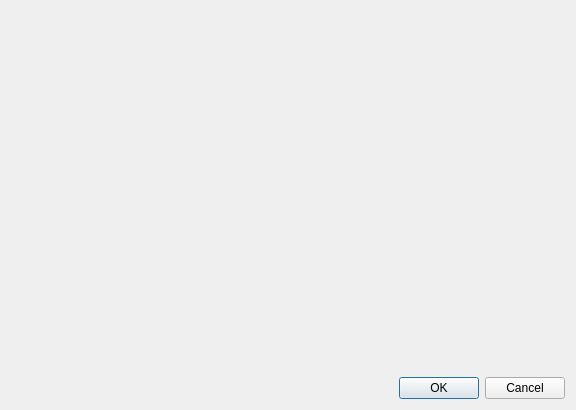
Ovilia/PIP, file src/HistogramDialog.ui: the form before one commit.
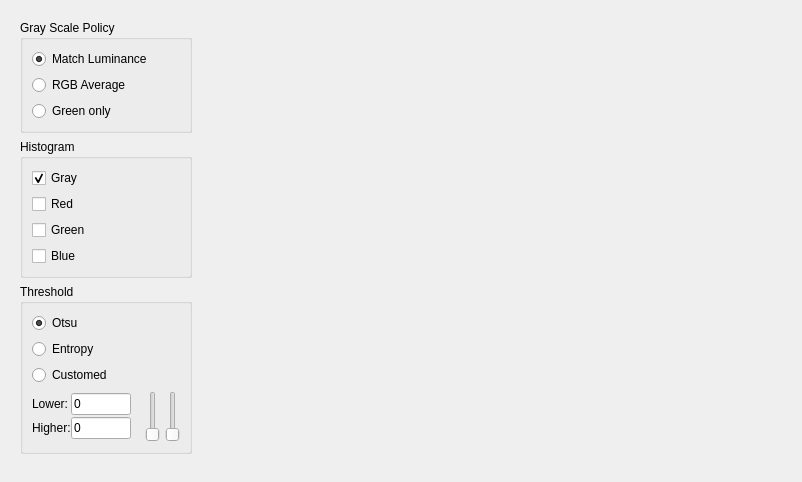
The form after the commit. Icons and pictures are not drawn.

Commit message: Histogram Dialog UI change

Patch:
```diff
--- a/src/HistogramDialog.ui
+++ b/src/HistogramDialog.ui
@@ -6,35 +6,286 @@
    <rect>
     <x>0</x>
     <y>0</y>
-    <width>576</width>
-    <height>410</height>
+    <width>802</width>
+    <height>482</height>
    </rect>
   </property>
   <property name="windowTitle">
    <string>Dialog</string>
   </property>
-  <layout class="QGridLayout" name="gridLayout">
-   <item row="2" column="0">
-    <spacer name="verticalSpacer">
-     <property name="orientation">
-      <enum>Qt::Vertical</enum>
-     </property>
-     <property name="sizeHint" stdset="0">
-      <size>
-       <width>20</width>
-       <height>40</height>
-      </size>
-     </property>
-    </spacer>
+  <property name="windowIcon">
+   <iconset resource="resource.qrc">
+    <normaloff>:/images/images/histogram_small.png</normaloff>:/images/images/histogram_small.png</iconset>
+  </property>
+  <layout class="QHBoxLayout" name="horizontalLayout">
+   <item>
+    <widget class="QWidget" name="leftWidget" native="true">
+     <layout class="QVBoxLayout" name="verticalLayout_5">
+      <item>
+       <widget class="QGroupBox" name="grayGroupBox">
+        <property name="title">
+         <string>Gray Scale Policy</string>
+        </property>
+        <layout class="QVBoxLayout" name="verticalLayout_3">
+         <item>
+          <widget class="QRadioButton" name="luminanceButton">
+           <property name="text">
+            <string>Match Luminance</string>
+           </property>
+           <property name="checked">
+            <bool>true</bool>
+           </property>
+          </widget>
+         </item>
+         <item>
+          <widget class="QRadioButton" name="rgbButton">
+           <property name="text">
+            <string>RGB Average</string>
+           </property>
+          </widget>
+         </item>
+         <item>
+          <widget class="QRadioButton" name="greenButton">
+           <property name="text">
+            <string>Green only</string>
+           </property>
+          </widget>
+         </item>
+        </layout>
+       </widget>
+      </item>
+      <item>
+       <widget class="QGroupBox" name="hisGroupBox">
+        <property name="title">
+         <string>Histogram</string>
+        </property>
+        <layout class="QVBoxLayout" name="verticalLayout_2">
+         <item>
+          <widget class="QCheckBox" name="grayBox">
+           <property name="text">
+            <string>Gray</string>
+           </property>
+           <property name="checked">
+            <bool>true</bool>
+           </property>
+          </widget>
+         </item>
+         <item>
+          <widget class="QCheckBox" name="redBox">
+           <property name="text">
+            <string>Red</string>
+           </property>
+          </widget>
+         </item>
+         <item>
+          <widget class="QCheckBox" name="greenBox">
+           <property name="text">
+            <string>Green</string>
+           </property>
+          </widget>
+         </item>
+         <item>
+          <widget class="QCheckBox" name="blueBox">
+           <property name="text">
+            <string>Blue</string>
+           </property>
+          </widget>
+         </item>
+        </layout>
+       </widget>
+      </item>
+      <item>
+       <widget class="QGroupBox" name="groupBox">
+        <property name="title">
+         <string>Threshold</string>
+        </property>
+        <layout class="QVBoxLayout" name="verticalLayout_4">
+         <item>
+          <widget class="QRadioButton" name="otsuButton">
+           <property name="text">
+            <string>Otsu</string>
+           </property>
+           <property name="checked">
+            <bool>true</bool>
+           </property>
+          </widget>
+         </item>
+         <item>
+          <widget class="QRadioButton" name="entropyButton">
+           <property name="text">
+            <string>Entropy</string>
+           </property>
+          </widget>
+         </item>
+         <item>
+          <widget class="QRadioButton" name="customedButton">
+           <property name="text">
+            <string>Customed</string>
+           </property>
+          </widget>
+         </item>
+         <item>
+          <widget class="QWidget" name="widget" native="true">
+           <layout class="QHBoxLayout" name="horizontalLayout_2">
+            <property name="spacing">
+             <number>5</number>
+            </property>
+            <property name="margin">
+             <number>0</number>
+            </property>
+            <item>
+             <widget class="QWidget" name="widget_2" native="true">
+              <layout class="QGridLayout" name="gridLayout">
+               <property name="leftMargin">
+                <number>0</number>
+               </property>
+               <property name="topMargin">
+                <number>0</number>
+               </property>
+               <property name="rightMargin">
+                <number>9</number>
+               </property>
+               <property name="bottomMargin">
+                <number>0</number>
+               </property>
+               <property name="spacing">
+                <number>0</number>
+               </property>
+               <item row="0" column="0">
+                <widget class="QLabel" name="valueLabel">
+                 <property name="text">
+                  <string>Lower:</string>
+                 </property>
+                </widget>
+               </item>
+               <item row="0" column="1">
+                <widget class="QLineEdit" name="lowerEdit">
+                 <property name="sizePolicy">
+                  <sizepolicy hsizetype="Fixed" vsizetype="Fixed">
+                   <horstretch>0</horstretch>
+                   <verstretch>0</verstretch>
+                  </sizepolicy>
+                 </property>
+                 <property name="maximumSize">
+                  <size>
+                   <width>60</width>
+                   <height>16777215</height>
+                  </size>
+                 </property>
+                 <property name="text">
+                  <string>0</string>
+                 </property>
+                 <property name="maxLength">
+                  <number>3</number>
+                 </property>
+                 <property name="readOnly">
+                  <bool>true</bool>
+                 </property>
+                </widget>
+               </item>
+               <item row="1" column="0">
+                <widget class="QLabel" name="label">
+                 <property name="text">
+                  <string>Higher:</string>
+                 </property>
+                </widget>
+               </item>
+               <item row="1" column="1">
+                <widget class="QLineEdit" name="higherEdit">
+                 <property name="sizePolicy">
+                  <sizepolicy hsizetype="Fixed" vsizetype="Fixed">
+                   <horstretch>0</horstretch>
+                   <verstretch>0</verstretch>
+                  </sizepolicy>
+                 </property>
+                 <property name="maximumSize">
+                  <size>
+                   <width>60</width>
+                   <height>16777215</height>
+                  </size>
+                 </property>
+                 <property name="text">
+                  <string>0</string>
+                 </property>
+                 <property name="maxLength">
+                  <number>3</number>
+                 </property>
+                 <property name="readOnly">
+                  <bool>true</bool>
+                 </property>
+                </widget>
+               </item>
+              </layout>
+             </widget>
+            </item>
+            <item>
+             <widget class="QSlider" name="lowerSlider">
+              <property name="enabled">
+               <bool>false</bool>
+              </property>
+              <property name="maximum">
+               <number>255</number>
+              </property>
+              <property name="orientation">
+               <enum>Qt::Vertical</enum>
+              </property>
+             </widget>
+            </item>
+            <item>
+             <widget class="QSlider" name="higherSlider">
+              <property name="enabled">
+               <bool>false</bool>
+              </property>
+              <property name="maximum">
+               <number>255</number>
+              </property>
+              <property name="value">
+               <number>0</number>
+              </property>
+              <property name="orientation">
+               <enum>Qt::Vertical</enum>
+              </property>
+             </widget>
+            </item>
+           </layout>
+          </widget>
+         </item>
+        </layout>
+       </widget>
+      </item>
+      <item>
+       <spacer name="verticalSpacer">
+        <property name="orientation">
+         <enum>Qt::Vertical</enum>
+        </property>
+        <property name="sizeHint" stdset="0">
+         <size>
+          <width>20</width>
+          <height>40</height>
+         </size>
+        </property>
+       </spacer>
+      </item>
+     </layout>
+    </widget>
    </item>
-   <item row="3" column="0">
-    <widget class="QDialogButtonBox" name="buttonBox">
-     <property name="orientation">
-      <enum>Qt::Horizontal</enum>
-     </property>
-     <property name="standardButtons">
-      <set>QDialogButtonBox::Cancel|QDialogButtonBox::Ok</set>
-     </property>
+   <item>
+    <widget class="QWidget" name="rightWidget" native="true">
+     <layout class="QVBoxLayout" name="verticalLayout_6">
+      <item>
+       <spacer name="horizontalSpacer">
+        <property name="orientation">
+         <enum>Qt::Horizontal</enum>
+        </property>
+        <property name="sizeHint" stdset="0">
+         <size>
+          <width>40</width>
+          <height>20</height>
+         </size>
+        </property>
+       </spacer>
+      </item>
+     </layout>
     </widget>
    </item>
   </layout>
```
Left out of the diff: 41 changed lines with no effect on the pictures. The commit also changes 12 other files.
